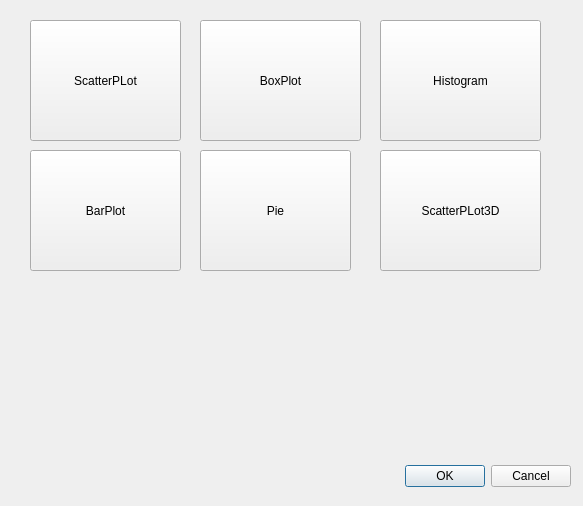
This is ui/data_plot_dialog_base.ui in lucacasagrande/DataPlot as Qt 5 draws it before an edit. The edited form follows.
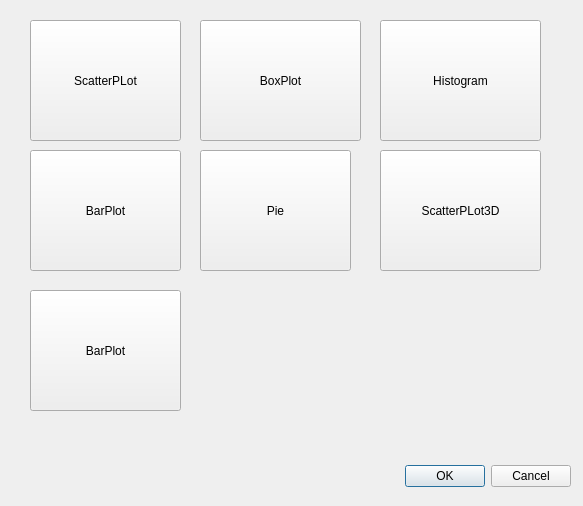
This is the edited form. Icons and pictures are not drawn.

Commit message: new DistPlot available

What changed in the file:
```diff
--- a/ui/data_plot_dialog_base.ui
+++ b/ui/data_plot_dialog_base.ui
@@ -161,6 +161,30 @@
     </iconset>
    </property>
   </widget>
+  <widget class="QPushButton" name="distplotButton">
+   <property name="geometry">
+    <rect>
+     <x>30</x>
+     <y>290</y>
+     <width>151</width>
+     <height>121</height>
+    </rect>
+   </property>
+   <property name="text">
+    <string>BarPlot</string>
+   </property>
+   <property name="icon">
+    <iconset>
+     <normalon>:/plugins/DataPlot/icons/bar.png</normalon>
+    </iconset>
+   </property>
+   <property name="iconSize">
+    <size>
+     <width>128</width>
+     <height>128</height>
+    </size>
+   </property>
+  </widget>
  </widget>
  <resources>
   <include location="../resources.qrc"/>
```
The commit also changes 3 other files.
